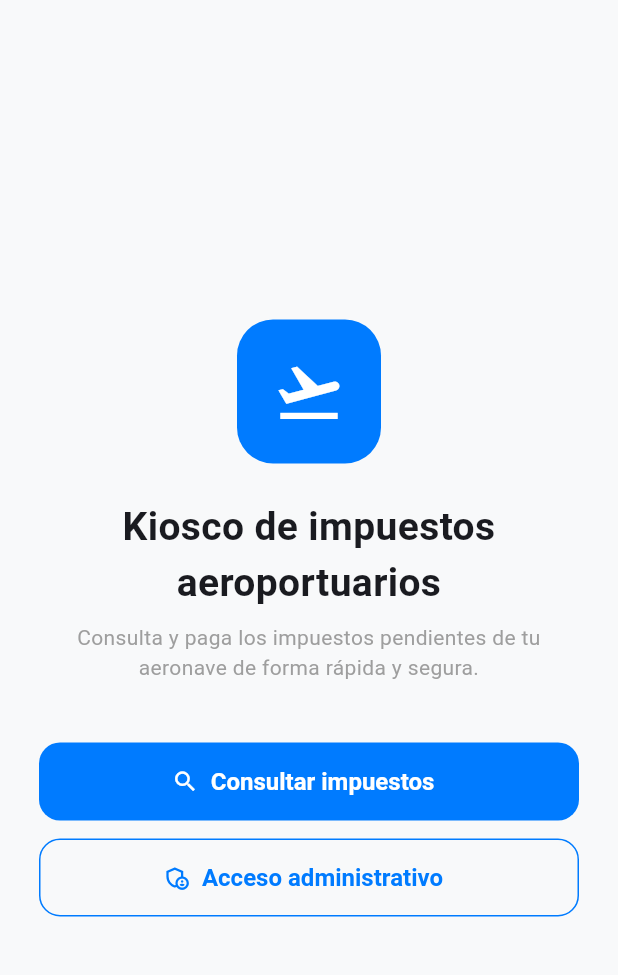
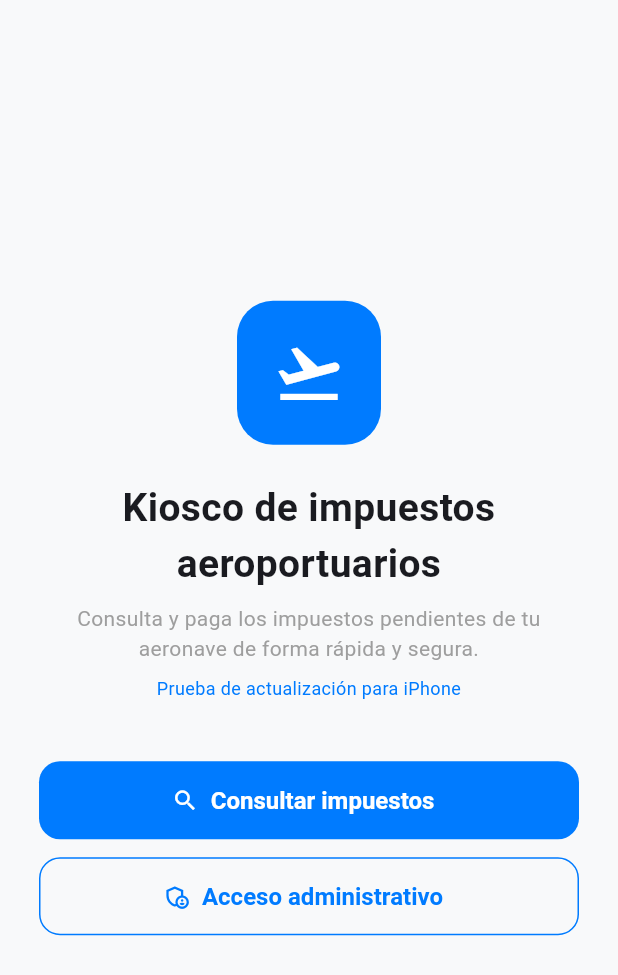
Before and after one commit to josephbesserini1/tesis-impuestos-aeroportuarios, a Flutter app: the screen it shows after launch, on a phone screen of 412 x 824 dp. Shown: the top 975 px of the screen. Run offline on Flutter 3.47's test engine with Material 3 defaults, Android fonts, the phone set to English and light mode, and no system bars; our stand-ins replace supabase_flutter; accounts and stored records are empty.

Commit message:
Agregar indicador de prueba para iPhone

```diff
--- a/app_flutter/lib/main.dart
+++ b/app_flutter/lib/main.dart
@@ -155,6 +155,12 @@ class HomePage extends StatelessWidget {
                 textAlign: TextAlign.center,
                 style: TextStyle(fontSize: 14, color: Colors.grey),
               ),
+              const SizedBox(height: 8),
+              const Text(
+                'Prueba de actualización para iPhone',
+                textAlign: TextAlign.center,
+                style: TextStyle(fontSize: 12, color: AppColors.primary),
+              ),
               const SizedBox(height: 40),
               ConstrainedBox(
                 constraints: const BoxConstraints(maxWidth: 360),
```
